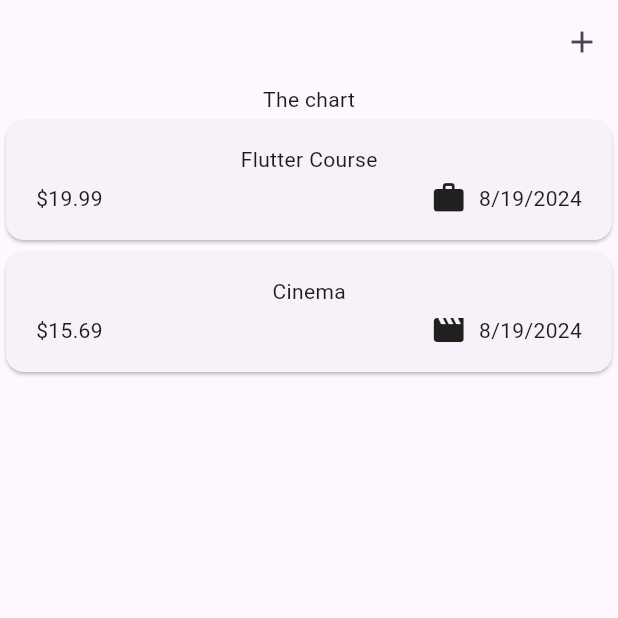
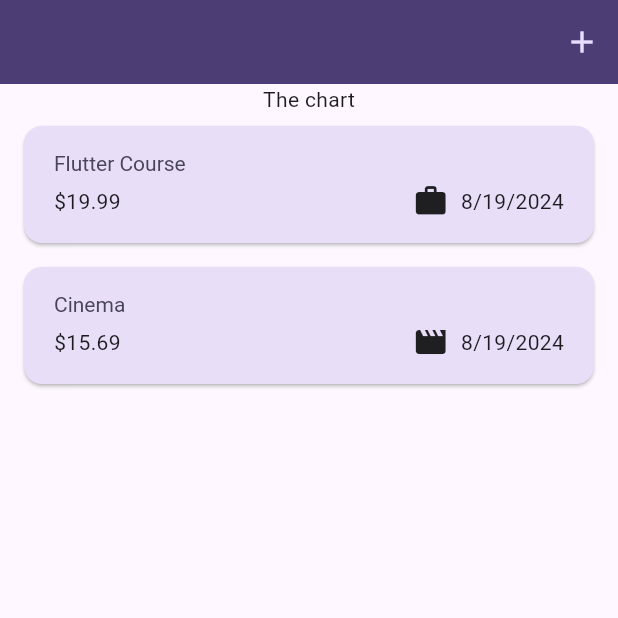
Before and after one commit to raneem-yad/expenses_tracker_training_app, a Flutter app: the screen it shows after launch, on a phone screen of 412 x 824 dp, the top half of it. Run offline on Flutter 3.47's test engine with Material 3 defaults, Android fonts, the phone set to English and light mode, and no system bars.

Commit message:
Adding theme to project

```diff
--- a/lib/main.dart
+++ b/lib/main.dart
@@ -1,6 +1,10 @@
 import 'package:flutter/material.dart';
 
 import 'widgets/expenses.dart';
+
+var kColorScheme = ColorScheme.fromSeed(
+  seedColor: const Color.fromARGB(255, 96, 59, 181),
+);
 
 void main() {
   runApp(const MyApp());
@@ -13,7 +17,33 @@ class MyApp extends StatelessWidget {
   @override
   Widget build(BuildContext context) {
     return  MaterialApp(
-      theme: ThemeData(useMaterial3: true),
+      theme: ThemeData().copyWith(
+        useMaterial3: true,
+        colorScheme: kColorScheme,
+        appBarTheme: const AppBarTheme().copyWith(
+          backgroundColor: kColorScheme.onPrimaryContainer,
+          foregroundColor: kColorScheme.primaryContainer,
+        ),
+        cardTheme: const CardTheme().copyWith(
+          color: kColorScheme.secondaryContainer,
+          margin: const EdgeInsets.symmetric(
+            horizontal: 16,
+            vertical: 8,
+          ),
+        ),
+        elevatedButtonTheme: ElevatedButtonThemeData(
+          style: ElevatedButton.styleFrom(
+            backgroundColor: kColorScheme.primaryContainer,
+          ),
+        ),
+        textTheme: ThemeData().textTheme.copyWith(
+          titleLarge: TextStyle(
+            fontWeight: FontWeight.normal,
+            color: kColorScheme.onSecondaryContainer,
+            fontSize: 14,
+          ),
+        ),
+      ),
       home: const Expenses(),
     );
   }
--- a/lib/widgets/expenses_list/expenses_item.dart
+++ b/lib/widgets/expenses_list/expenses_item.dart
@@ -15,8 +15,9 @@ class ExpenseItem extends StatelessWidget {
           vertical: 16,
         ),
         child: Column(
+          crossAxisAlignment: CrossAxisAlignment.start,
           children: [
-            Text(expense.title),
+            Text(expense.title, style: Theme.of(context).textTheme.titleLarge,),
             const SizedBox(height: 4),
             Row(
               children: [
--- a/lib/widgets/expenses_list/expenses_list.dart
+++ b/lib/widgets/expenses_list/expenses_list.dart
@@ -2,8 +2,6 @@ import 'package:expenses_tracker/widgets/expenses_list/expenses_item.dart';
 import 'package:flutter/material.dart';
 
 import '../../models/expense.dart';
-
-
 
 class ExpensesList extends StatelessWidget {
   const ExpensesList({
@@ -20,8 +18,12 @@ class ExpensesList extends StatelessWidget {
     return ListView.builder(
       itemCount: expenses.length,
       itemBuilder: (ctx, index) => Dismissible(
+          background: Container(
+              color: Theme.of(context).colorScheme.error.withOpacity(0.75),
+              margin: EdgeInsets.symmetric(
+                  horizontal: Theme.of(context).cardTheme.margin!.horizontal)),
           key: ValueKey(expenses[index]),
-          onDismissed: (direction){
+          onDismissed: (direction) {
             onRemove(expenses[index]);
           },
           child: ExpenseItem(expenses[index])),
```
Also changed, not shown: 3 other files.
